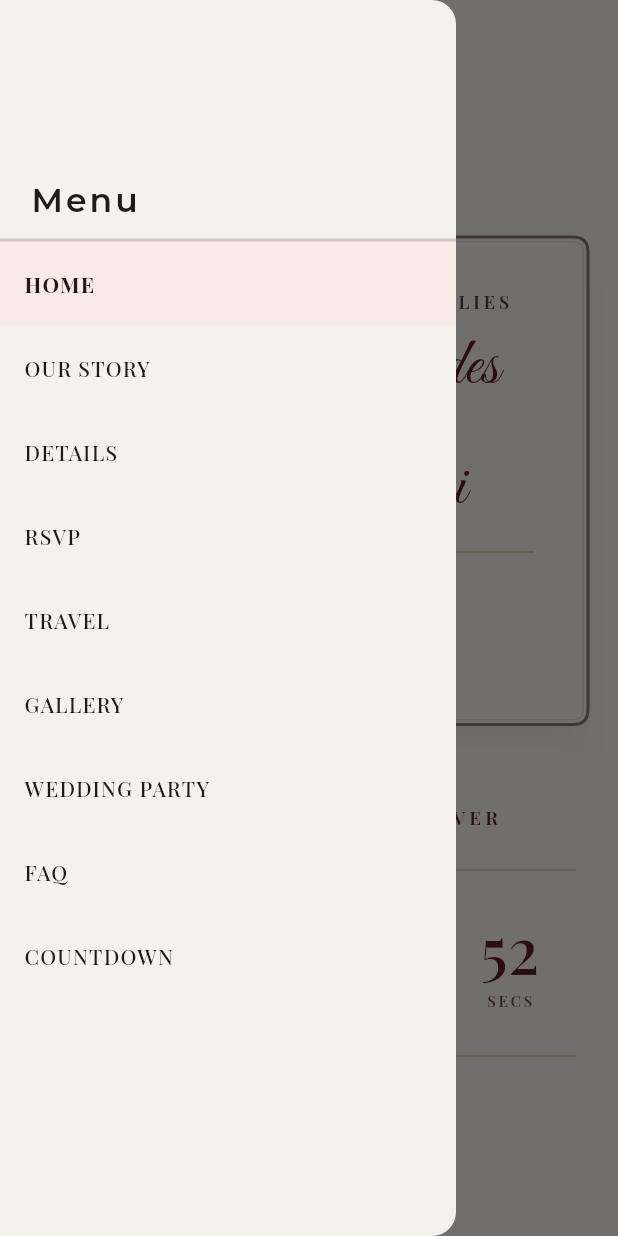
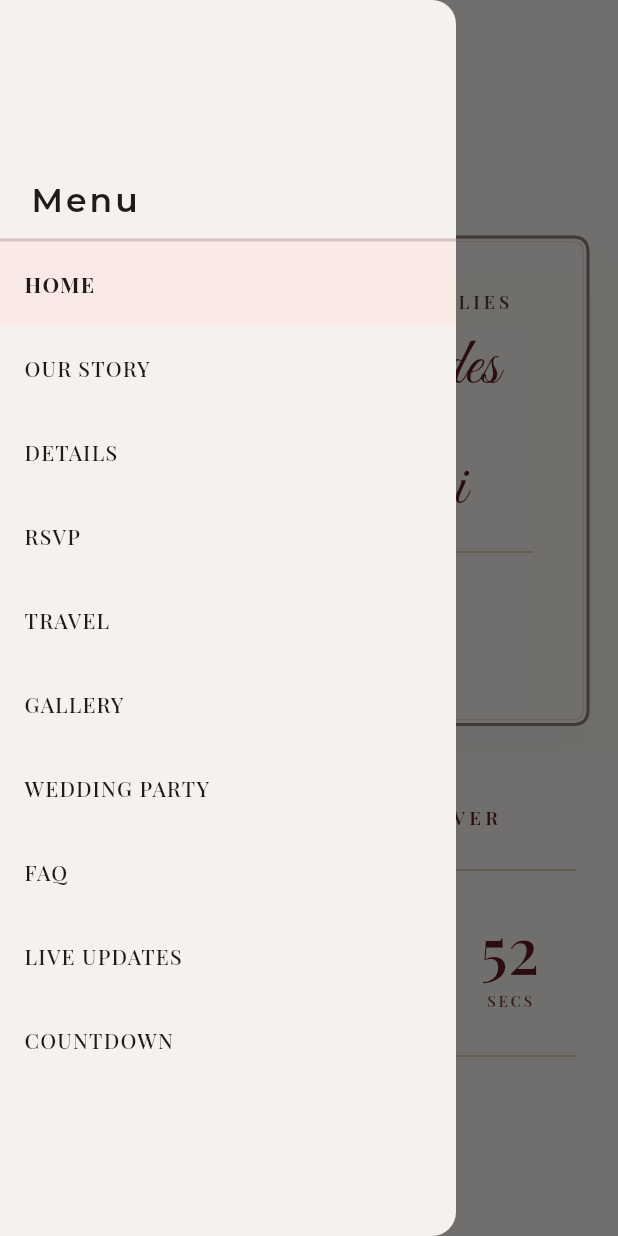
Before and after one commit to Dav418/Alsha-Dawid-Wedding, a Flutter app: the screen it shows after launch, with the side drawer open, on a phone screen of 412 x 824 dp. Run offline on Flutter 3.47's test engine with Material 3 defaults, Android fonts, the phone set to English and light mode, and no system bars; our stand-ins replace auto_route, flutter_hooks, flutter_riverpod, freezed_annotation, google_fonts, web; missing offline and left inert: dart:ui_web; generated files the repository leaves out were written again.

Commit message:
live updates open in a new tab

```diff
--- a/lib/widgets/wedding_drawer.dart
+++ b/lib/widgets/wedding_drawer.dart
@@ -5,6 +5,7 @@ import '../features/countdown/countdown_page.dart';
 import '../features/faq/faq_page.dart';
 import '../features/gallery/gallery_page.dart';
 import '../features/home/home_page.dart';
+import '../features/live_updates/live_updates_page.dart';
 import '../features/our_story/our_story_page.dart';
 import '../features/rsvp/rsvp_page.dart';
 import '../features/travel/travel_page.dart';
@@ -133,6 +134,11 @@ class WeddingDrawer extends StatelessWidget {
               push: FaqPage.push,
             ),
             tile(
+              label: 'LIVE UPDATES',
+              routeName: LiveUpdatesRoute.name,
+              push: LiveUpdatesPage.push,
+            ),
+            tile(
               label: 'COUNTDOWN',
               routeName: CountdownRoute.name,
               push: CountdownPage.push,
```
Also changed, not shown: lib/utils/open_live_updates.dart (added, +15 -0 lines), lib/widgets/wedding_footer.dart (+6 -3 lines).
